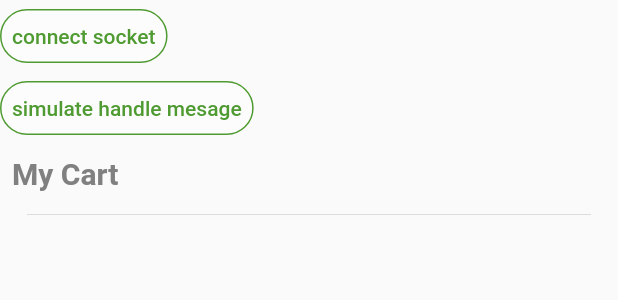
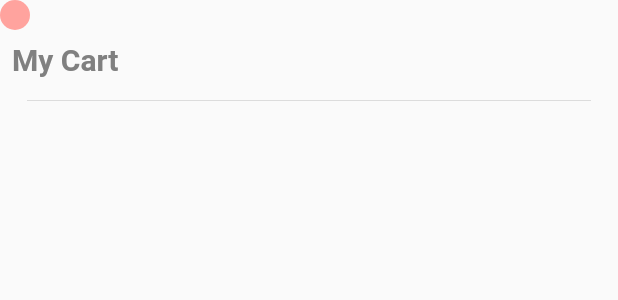
Before and after one commit to GOVISH-DAVIE/blesket, a Flutter app: the CartContainer widget shown alone on an empty page, opened directly, on a phone screen of 412 x 824 dp. Shown: the top 300 px of the screen. Run offline on Flutter 3.47's test engine with Material 2 defaults, Android fonts, the light colour scheme and no system bars; our stand-ins replace dio, flutter_svg, freezed_annotation, get_it, intl_phone_number_input, logger and 2 more; missing offline and left inert: dart:ffi, flutter_barcode_scanner; accounts and stored records are empty; network calls fail; Roboto replaces fonts that are missing (Mulish); project files that could hold a hidden picture were left out.

Commit message:
connection state Banner

```diff
--- a/lib/screens/home/components/cartCotainer.dart
+++ b/lib/screens/home/components/cartCotainer.dart
@@ -27,29 +27,46 @@ class _CartContainerState extends State<CartContainer> {
       builder: (context, productProvider, child) => Column(
         crossAxisAlignment: CrossAxisAlignment.start,
         children: [
-          FullWithButton(
-              callback: () {
-                context
-                    .read<SocketsProvider>()
-                    .connect(signalingUrl: signalingEndPoint, context: context);
-              },
-              type: outlineButtonDefault,
-              child: const Text('connect socket')),
-          FullWithButton(
-              callback: () {
-                logger.i('message');
-                context.read<SocketsProvider>().handleOnMessage(msg:jsonEncode({
-    "data": {
-        "id": 11,
-        "product_name": "0: UNGA JOGOO",
-        "weight": "0.0000000000",
-        "status_code": 1
-    },
-    "action": "update"
-}));
-              },
-              type: outlineButtonDefault,
-              child: const Text('simulate handle mesage')),
+        context.read<SocketsProvider>().isConnected==true?  Container(
+            height: 20,
+            width: 20,
+            decoration: BoxDecoration(
+              borderRadius: BorderRadius.circular(20),
+              color: Colors.green
+            ),
+          ):Container(
+            height: 20,
+            width: 20,
+            decoration: BoxDecoration(
+              borderRadius: BorderRadius.circular(20),
+              color: dustred
+            ),
+          ),
+//           FullWithButton(
+//               callback: () {
+//                 context
+//                     .read<SocketsProvider>()
+//                     .connect(signalingUrl: signalingEndPoint, context: context);
+//               },
+//               type: outlineButtonDefault,
+//               child: const Text('connect socket')),
+//           FullWithButton(
+//               callback: () {
+//                 logger.i('message');
+//                 context.read<SocketsProvider>().handleOnMessage(msg:jsonEncode({
+//     "data": {
+//         "id": 11,
+//         "product_name": "0: UNGA JOGOO",
+//         "weight": "0.0000000000",
+//         "status_code": 1
+//     },
+//     "action": "update"
+// }));
+//               },
+//               type: outlineButtonDefault,
+//               child: const Text('simulate handle mesage')),
+
+
           const Padding(
             padding: EdgeInsets.all(8.0),
             child: Text(
--- a/lib/state/sockets/socketsprovider.dart
+++ b/lib/state/sockets/socketsprovider.dart
@@ -8,7 +8,6 @@ import 'package:blesket/state/auth/AuthProvider.dart';
 import 'package:blesket/state/product/productsprovider.dart';
 import 'package:blesket/utils/constants.dart';
 import 'package:blesket/utils/logger.dart';
-import 'package:flutter/cupertino.dart';
 import 'package:flutter/material.dart';
 
 import 'package:provider/provider.dart';
@@ -18,6 +17,8 @@ class SocketsProvider extends ChangeNotifier {
   BuildContext? get context => _context;
   SimpleWebSocket? _socket;
   int tries = 0;
+  bool _isConnected = false;
+  bool get isConnected => _isConnected;
 
   double currentWeight = 0;
   String productName = '';
@@ -29,6 +30,9 @@ class SocketsProvider extends ChangeNotifier {
     _socket = SimpleWebSocket(signalingUrl);
     _socket?.onOpen = () {
       logger.i('--connected Sockets');
+      _isConnected = true;
+      notifyListeners();
+      logger.d('$isConnected');
     };
     _socket?.onMessage = (msg) => handleOnMessage(msg: msg);
     _socket?.onClose = (int? code, String? reason) {
@@ -42,6 +46,8 @@ class SocketsProvider extends ChangeNotifier {
         ScaffoldMessenger.of(_context!).showSnackBar(SnackBar(
             content: Text('Error connecting to the Socket Server $tries')));
       }
+      _isConnected = false;
+      notifyListeners();
     };
     _socket?.connect();
   }
```
